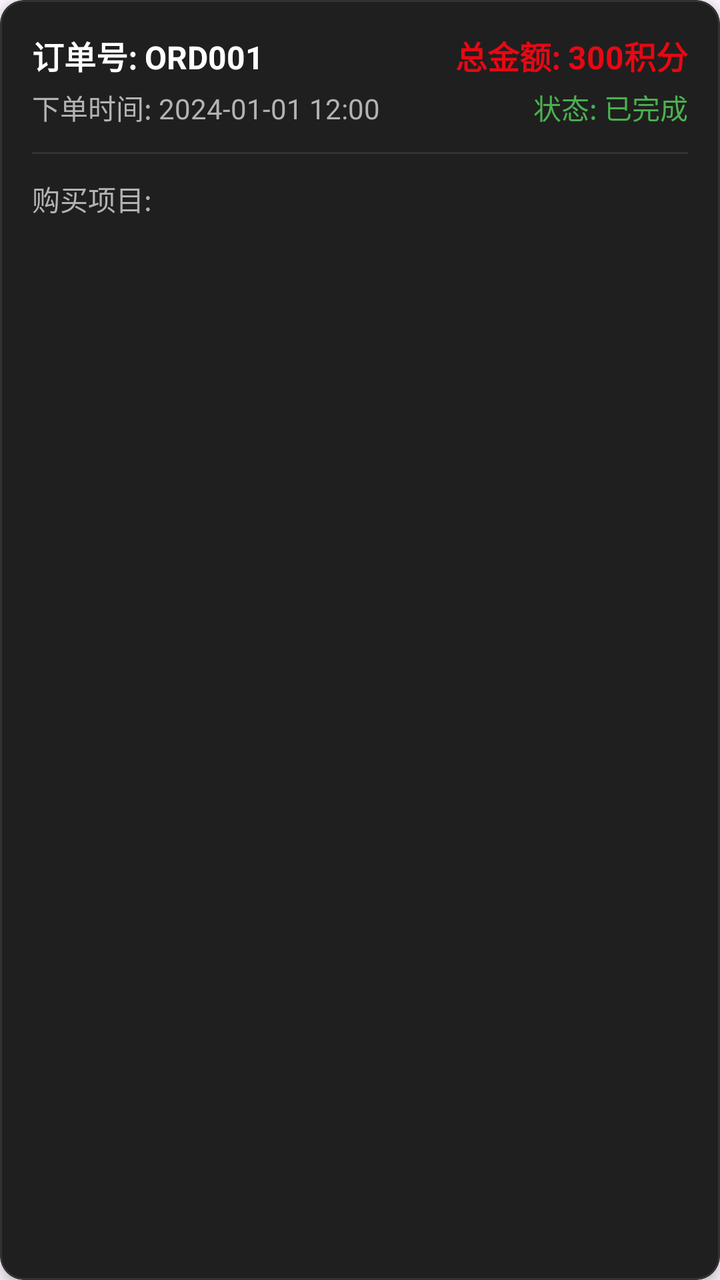
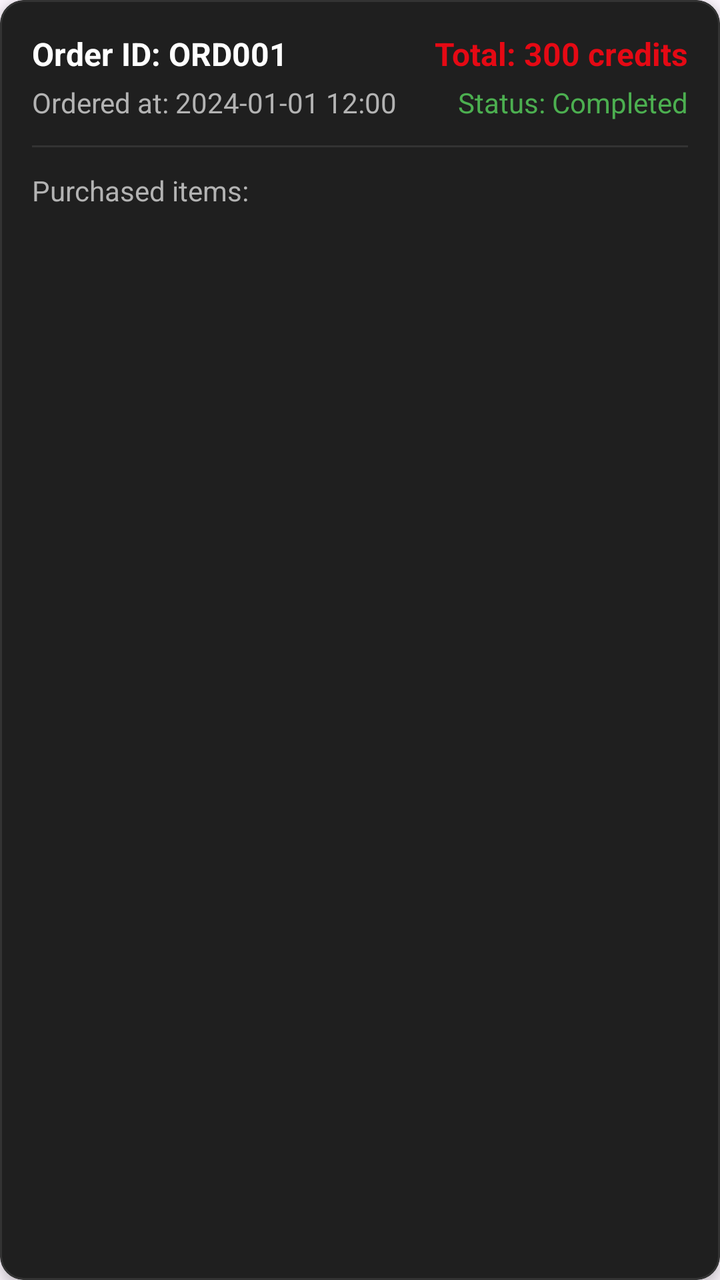

Screens rendered from an Android XML layout before and after an edit, with the pre-edit source and the edit as a unified diff.
<!-- AndroidManifest.xml: application theme Theme.MyApplication -->
<!-- res/layout/item_order.xml -->
<?xml version="1.0" encoding="utf-8"?>
<com.google.android.material.card.MaterialCardView 
    xmlns:android="http://schemas.android.com/apk/res/android"
    xmlns:app="http://schemas.android.com/apk/res-auto"
    android:layout_width="match_parent"
    android:layout_height="wrap_content"
    android:layout_marginBottom="12dp"
    app:cardBackgroundColor="#1f1f1f"
    app:cardCornerRadius="12dp"
    app:cardElevation="4dp"
    app:strokeWidth="1dp"
    app:strokeColor="#333333">

    <LinearLayout
        android:layout_width="match_parent"
        android:layout_height="wrap_content"
        android:orientation="vertical"
        android:padding="16dp">

        
        <LinearLayout
            android:layout_width="match_parent"
            android:layout_height="wrap_content"
            android:orientation="horizontal"
            android:layout_marginBottom="12dp">

            <LinearLayout
                android:layout_width="0dp"
                android:layout_height="wrap_content"
                android:layout_weight="1"
                android:orientation="vertical">

                <TextView
                    android:id="@+id/order_id_text"
                    android:layout_width="wrap_content"
                    android:layout_height="wrap_content"
                    android:text="订单号: ORD001"
                    android:textSize="16sp"
                    android:textColor="#FFFFFF"
                    android:textStyle="bold" />

                <TextView
                    android:id="@+id/order_date_text"
                    android:layout_width="wrap_content"
                    android:layout_height="wrap_content"
                    android:text="下单时间: 2024-01-01 12:00"
                    android:textSize="14sp"
                    android:textColor="#B3B3B3"
                    android:layout_marginTop="4dp" />

            </LinearLayout>

            <LinearLayout
                android:layout_width="wrap_content"
                android:layout_height="wrap_content"
                android:orientation="vertical"
                android:gravity="end">

                <TextView
                    android:id="@+id/order_total_text"
                    android:layout_width="wrap_content"
                    android:layout_height="wrap_content"
                    android:text="总金额: 300积分"
                    android:textSize="16sp"
                    android:textColor="#E50914"
                    android:textStyle="bold" />

                <TextView
                    android:id="@+id/order_status_text"
                    android:layout_width="wrap_content"
                    android:layout_height="wrap_content"
                    android:text="状态: 已完成"
                    android:textSize="14sp"
                    android:textColor="#4CAF50"
                    android:layout_marginTop="4dp" />

            </LinearLayout>

        </LinearLayout>

        
        <View
            android:layout_width="match_parent"
            android:layout_height="1dp"
            android:background="#333333"
            android:layout_marginBottom="12dp" />

        
        <TextView
            android:layout_width="wrap_content"
            android:layout_height="wrap_content"
            android:text="购买项目:"
            android:textSize="14sp"
            android:textColor="#B3B3B3"
            android:layout_marginBottom="8dp" />

        <androidx.recyclerview.widget.RecyclerView
            android:id="@+id/order_items_recycler"
            android:layout_width="match_parent"
            android:layout_height="wrap_content"
            android:nestedScrollingEnabled="false" />

    </LinearLayout>

</com.google.android.material.card.MaterialCardView>
<!-- resources referenced by this layout -->
<resources>
  <style name="Theme.MyApplication" parent="Base.Theme.MyApplication" />
  <style name="Base.Theme.MyApplication" parent="Theme.Material3.DayNight.NoActionBar">
          
          
      </style>
</resources>

<!-- the commit's change to res/layout/item_order.xml (unified diff, before → after) -->
@@ -34,7 +34,7 @@
                     android:id="@+id/order_id_text"
                     android:layout_width="wrap_content"
                     android:layout_height="wrap_content"
-                    android:text="订单号: ORD001"
+                    android:text="Order ID: ORD001"
                     android:textSize="16sp"
                     android:textColor="#FFFFFF"
                     android:textStyle="bold" />
@@ -43,7 +43,7 @@
                     android:id="@+id/order_date_text"
                     android:layout_width="wrap_content"
                     android:layout_height="wrap_content"
-                    android:text="下单时间: 2024-01-01 12:00"
+                    android:text="Ordered at: 2024-01-01 12:00"
                     android:textSize="14sp"
                     android:textColor="#B3B3B3"
                     android:layout_marginTop="4dp" />
@@ -60,7 +60,7 @@
                     android:id="@+id/order_total_text"
                     android:layout_width="wrap_content"
                     android:layout_height="wrap_content"
-                    android:text="总金额: 300积分"
+                    android:text="Total: 300 credits"
                     android:textSize="16sp"
                     android:textColor="#E50914"
                     android:textStyle="bold" />
@@ -69,7 +69,7 @@
                     android:id="@+id/order_status_text"
                     android:layout_width="wrap_content"
                     android:layout_height="wrap_content"
-                    android:text="状态: 已完成"
+                    android:text="Status: Completed"
                     android:textSize="14sp"
                     android:textColor="#4CAF50"
                     android:layout_marginTop="4dp" />
@@ -89,7 +89,7 @@
         <TextView
             android:layout_width="wrap_content"
             android:layout_height="wrap_content"
-            android:text="购买项目:"
+            android:text="Purchased items:"
             android:textSize="14sp"
             android:textColor="#B3B3B3"
             android:layout_marginBottom="8dp" />
